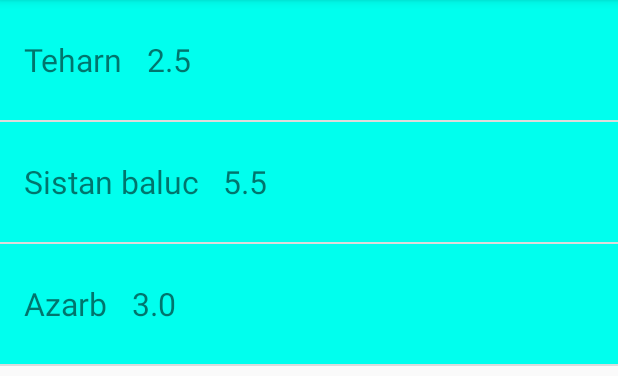
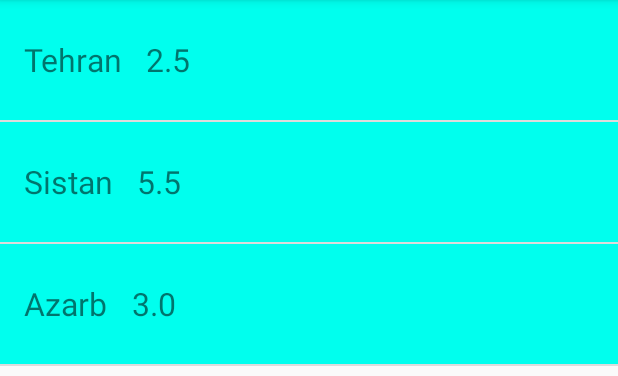
Before and after one commit to Khahani-Android-Beginner/quakereport-ClearAsRain, an Android app: the screen it shows after launch (MainActivity), on a phone screen of 412 x 824 dp, the part 84-460 px from its top. Run offline under Robolectric (Android 15) with nearby library versions, the phone set to English and light mode, and no system bars.

```diff
--- a/app/src/main/java/com/khahani/app/quakereport/MainActivity.java
+++ b/app/src/main/java/com/khahani/app/quakereport/MainActivity.java
@@ -15,14 +15,14 @@ public class MainActivity extends AppCompatActivity {
         super.onCreate(savedInstanceState);
         setContentView(R.layout.activity_main);
 
-        ArrayList<Earthquake> data = new ArrayList<>();
+       /* ArrayList<Earthquake> data = new ArrayList<>();
         data.add(new Earthquake("Teharn",  2.5f));
         data.add(new Earthquake("Sistan baluc",  5.5f));
-        data.add(new Earthquake("Azarb",  3f));
+        data.add(new Earthquake("Azarb",  3f));*/
 
         listView = (ListView)findViewById(R.id.listview);
 
-        EathquakeAdapter adapter = new EathquakeAdapter(this, data);
+        EathquakeAdapter adapter = new EathquakeAdapter(this, Utils.getEarthquakeFromJson());
 
         listView.setAdapter(adapter);
 
```
